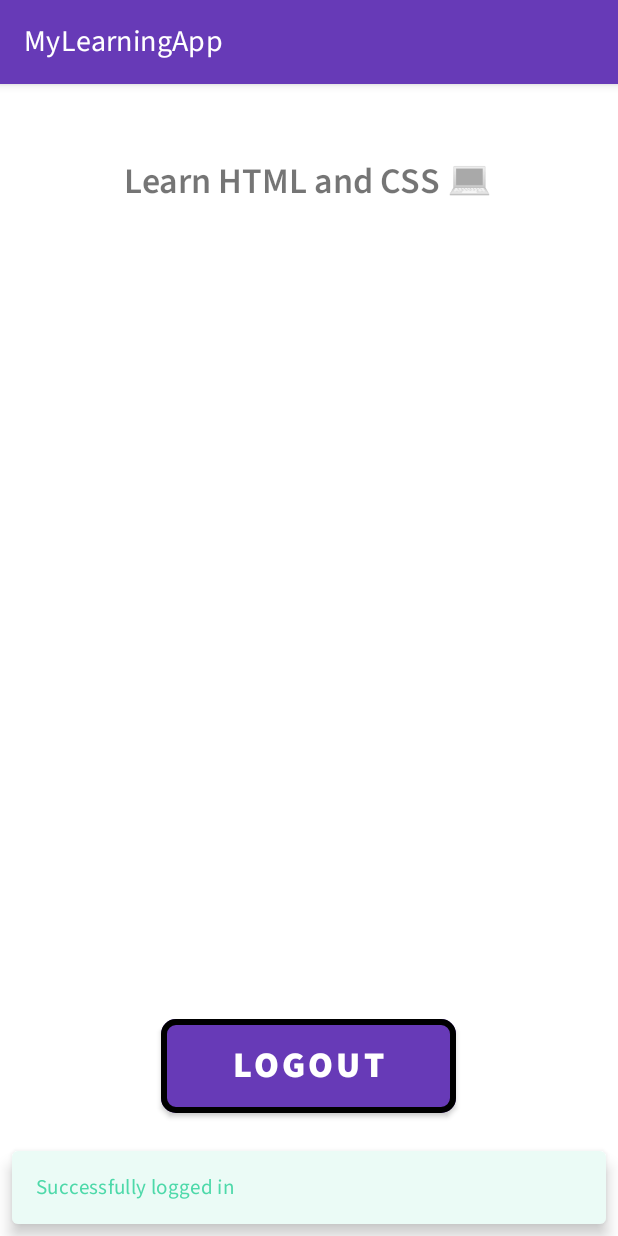
After one commit to h-sompura/LearningApp, an Android app: the LessonList screen opened directly, with no data from a screen before it, on a phone screen of 412 x 824 dp. The commit adds this screen. Run offline under Robolectric (Android 15) with nearby library versions, the phone set to English and light mode, and no system bars.

Commit message:
Created Lesson List Activity and Login/Logout functionality completed

```diff
--- a/app/src/main/AndroidManifest.xml
+++ b/app/src/main/AndroidManifest.xml
@@ -18,6 +18,7 @@
                 <category android:name="android.intent.category.LAUNCHER" />
             </intent-filter>
         </activity>
+        <activity android:name=".LessonList" />
         <meta-data
             android:name="preloaded_fonts"
             android:resource="@array/preloaded_fonts" />
--- /dev/null
+++ b/app/src/main/java/com/example/learningapp/LessonList.java
@@ -0,0 +1,56 @@
+package com.example.learningapp;
+
+import android.app.Activity;
+import android.content.Intent;
+import android.graphics.Color;
+import android.os.Bundle;
+import android.util.Log;
+import android.view.View;
+
+import androidx.appcompat.app.AppCompatActivity;
+
+
+import com.example.learningapp.databinding.ListLessonBinding;
+import com.google.android.material.snackbar.Snackbar;
+
+public class LessonList extends AppCompatActivity {
+
+    private static final String TAG = "LessonList";
+
+
+    //binding
+    private ListLessonBinding binding;
+
+
+    @Override
+    protected void onCreate(Bundle savedInstanceState) {
+        super.onCreate(savedInstanceState);
+        //setting binding variable
+        this.binding = ListLessonBinding.inflate(getLayoutInflater());
+        setContentView(this.binding.getRoot());
+
+        Log.d(TAG, "Lesson List Screen created");
+
+        //creating a successfully logged in message
+        Snackbar snackbar = Snackbar.make((findViewById(android.R.id.content)), "Successfully logged in", Snackbar.LENGTH_LONG);
+        snackbar.setBackgroundTint(Color.rgb(235,251,246));
+        snackbar.setTextColor(Color.rgb(52,211,157));
+        snackbar.show();
+
+
+        //on logout
+        this.binding.logoutButton.setOnClickListener(new View.OnClickListener() {
+            @Override
+            public void onClick(View view) {
+                //go back to log in
+
+                Intent intent = new Intent(LessonList.this,MainActivity.class);
+                Log.d(TAG, "Logout button pressed");
+
+                startActivity(intent);
+            }
+        });
+    }
+
+
+}
--- a/app/src/main/java/com/example/learningapp/MainActivity.java
+++ b/app/src/main/java/com/example/learningapp/MainActivity.java
@@ -2,6 +2,7 @@ package com.example.learningapp;
 
 import androidx.appcompat.app.AppCompatActivity;
 
+import android.content.Intent;
 import android.graphics.Color;
 import android.os.Bundle;
 import android.util.Log;
@@ -9,10 +10,11 @@ import android.view.View;
 import android.widget.EditText;
 
 import com.example.learningapp.databinding.ActivityMainBinding;
-import com.google.android.material.snackbar.BaseTransientBottomBar;
 import com.google.android.material.snackbar.Snackbar;
 
 public class MainActivity extends AppCompatActivity {
+
+    private static final String TAG = "MainActivity";
 
     private ActivityMainBinding binding;
 
@@ -34,13 +36,13 @@ public class MainActivity extends AppCompatActivity {
         this.binding.loginButton.setOnClickListener(new View.OnClickListener() {
             @Override
             public void onClick(View view) {
-
-                Log.d("ABC", "Login button pressed");
+                Intent intent = new Intent(MainActivity.this,LessonList.class);
+                Log.d(TAG, "Login button pressed");
 
                 //check if the user has entered BOTH the fields i.e. SHOULD NOT be empty
                 if(username.getText().toString().isEmpty() || password.getText().toString().isEmpty()){
                     //display fields can't be empty
-                    //Log.d("ABC", "Please enter all the required fields!");
+                    //Log.d(TAG, "Please enter all the required fields!");
 
                     Snackbar snackbar = Snackbar.make(view, "Please enter all the fields", Snackbar.LENGTH_LONG);
                     snackbar.setBackgroundTint(Color.rgb(255,249,233));
@@ -55,7 +57,7 @@ public class MainActivity extends AppCompatActivity {
                 //both the fields are entered
                 if(!username.getText().toString().isEmpty() && !password.getText().toString().isEmpty()){
                     //display fields can't be empty
-                    //Log.d("ABC", "The user has entered required fields!");
+                    //Log.d(TAG, "The user has entered required fields!");
 
                     String enteredUsername = username.getText().toString();
                     String enteredPassword = password.getText().toString();
@@ -83,13 +85,12 @@ public class MainActivity extends AppCompatActivity {
                     }
 
                     if(enteredUsername.equals("abcd") && enteredPassword.equals("1234")) {
-                        Snackbar snackbar = Snackbar.make(view, "Login Successful", Snackbar.LENGTH_SHORT);
-                        snackbar.setBackgroundTint(Color.rgb(235,251,246));
-                        snackbar.setTextColor(Color.rgb(52,211,157));
-                        snackbar.show();
 
-                        //TODO move to next activity now! + plus get and send value of the toggle to next activity
+                        //TODO get and save value of the toggle
+                        Log.d(TAG,"Try to go to LessonList activity");
+                        startActivity(intent);
                     }
+
 
                 }
             }
--- /dev/null
+++ b/app/src/main/res/layout/list_lesson.xml
@@ -0,0 +1,32 @@
+<?xml version="1.0" encoding="utf-8"?>
+<androidx.constraintlayout.widget.ConstraintLayout xmlns:android="http://schemas.android.com/apk/res/android"
+    xmlns:app="http://schemas.android.com/apk/res-auto"
+    xmlns:tools="http://schemas.android.com/tools"
+    android:layout_width="match_parent"
+    android:layout_height="match_parent">
+
+    <TextView
+        android:id="@+id/appHeading"
+        android:layout_width="wrap_content"
+        android:layout_height="wrap_content"
+        android:layout_marginTop="48dp"
+        android:fontFamily="@font/source_sans_pro_semibold"
+        android:text="Learn HTML and CSS 💻"
+        android:textSize="24dp"
+        app:layout_constraintEnd_toEndOf="parent"
+        app:layout_constraintHorizontal_bias="0.496"
+        app:layout_constraintStart_toStartOf="parent"
+        app:layout_constraintTop_toTopOf="parent" />
+
+    <Button
+        android:id="@+id/logoutButton"
+        android:layout_width="wrap_content"
+        android:layout_height="wrap_content"
+        android:layout_marginBottom="76dp"
+        android:text="Logout"
+        app:layout_constraintBottom_toBottomOf="parent"
+        app:layout_constraintEnd_toEndOf="parent"
+        app:layout_constraintHorizontal_bias="0.497"
+        app:layout_constraintStart_toStartOf="parent" />
+
+</androidx.constraintlayout.widget.ConstraintLayout>
```
